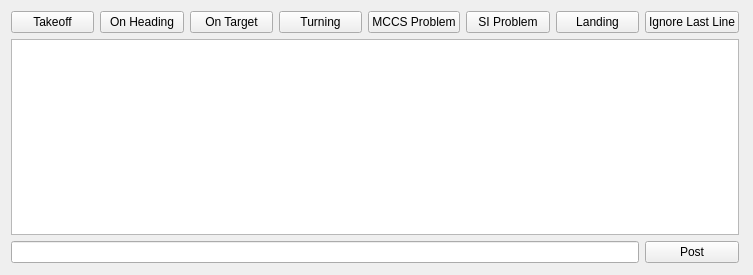
The window that SOFIACruiseTools/Director/directorLogDialog.ui (astrobokonon/SOFIACruiseTools) describes before a commit, drawn with Qt 5.
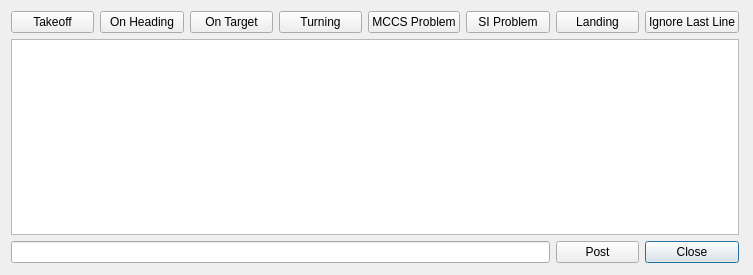
The same window after the commit.

Commit message: Dropped support for qa-tools; now makes __init__.py for header_checker if not there; added close buttons to pop out dialogs

Patch:
```diff
--- a/SOFIACruiseTools/Director/directorLogDialog.ui
+++ b/SOFIACruiseTools/Director/directorLogDialog.ui
@@ -13,7 +13,7 @@
   <property name="windowTitle">
    <string>Dialog</string>
   </property>
-  <widget class="QWidget" name="">
+  <widget class="QWidget" name="layoutWidget">
    <property name="geometry">
     <rect>
      <x>11</x>
@@ -103,22 +103,6 @@
       </property>
      </widget>
     </item>
-    <item row="2" column="7">
-     <widget class="QPushButton" name="local_post">
-      <property name="sizePolicy">
-       <sizepolicy hsizetype="Minimum" vsizetype="Fixed">
-        <horstretch>0</horstretch>
-        <verstretch>0</verstretch>
-       </sizepolicy>
-      </property>
-      <property name="text">
-       <string>Post</string>
-      </property>
-      <property name="autoDefault">
-       <bool>false</bool>
-      </property>
-     </widget>
-    </item>
     <item row="1" column="0" colspan="8">
      <widget class="QTextEdit" name="local_display">
       <property name="sizePolicy">
@@ -139,9 +123,32 @@
       </property>
      </widget>
     </item>
-    <item row="2" column="0" colspan="7">
+    <item row="2" column="0" colspan="6">
      <widget class="QLineEdit" name="local_input_line"/>
     </item>
+    <item row="2" column="6">
+     <widget class="QPushButton" name="local_post">
+      <property name="sizePolicy">
+       <sizepolicy hsizetype="Minimum" vsizetype="Fixed">
+        <horstretch>0</horstretch>
+        <verstretch>0</verstretch>
+       </sizepolicy>
+      </property>
+      <property name="text">
+       <string>Post</string>
+      </property>
+      <property name="autoDefault">
+       <bool>false</bool>
+      </property>
+     </widget>
+    </item>
+    <item row="2" column="7">
+     <widget class="QPushButton" name="close_button">
+      <property name="text">
+       <string>Close</string>
+      </property>
+     </widget>
+    </item>
    </layout>
   </widget>
  </widget>
```
The commit also changes 3 other files.
